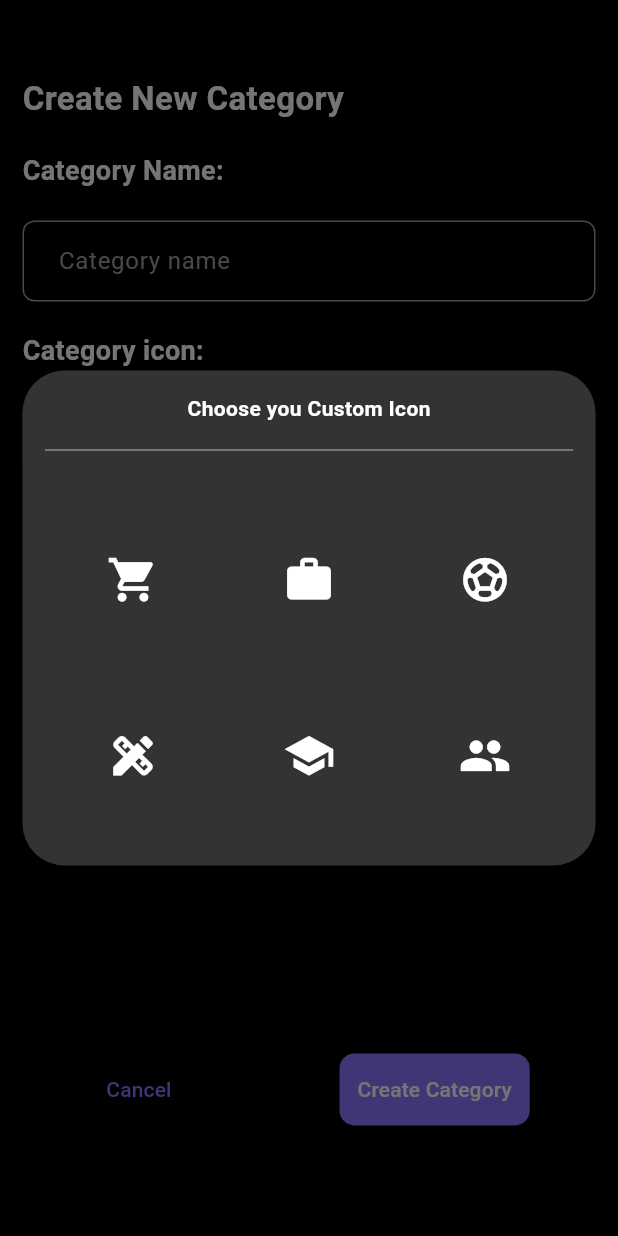
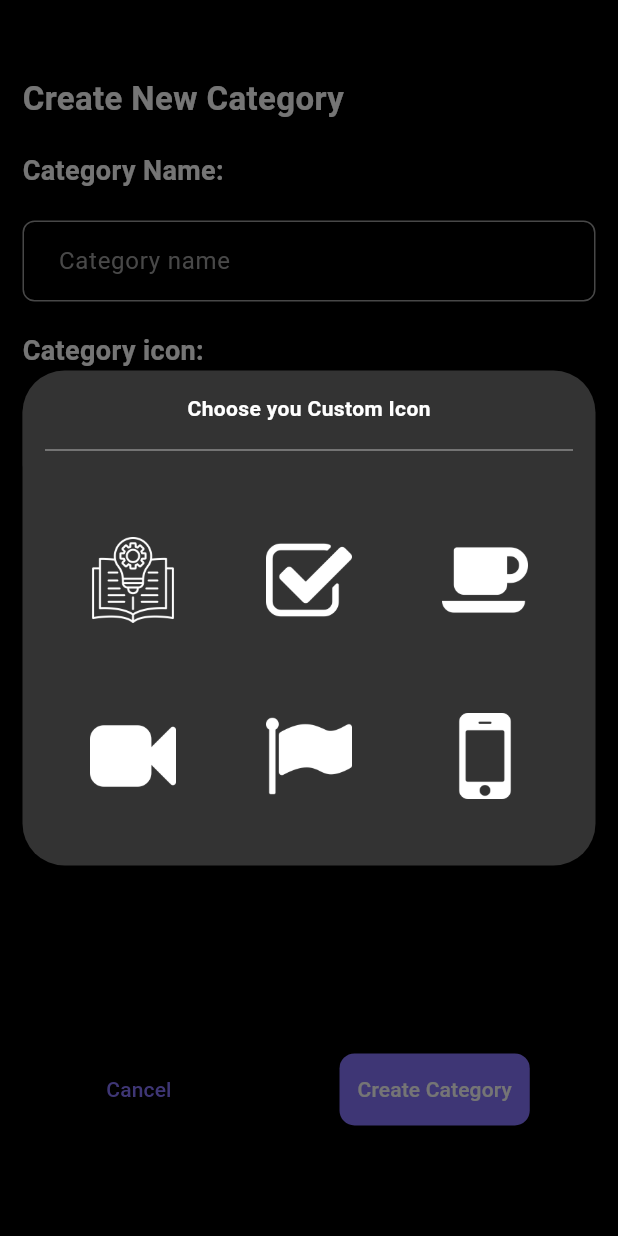
Before and after one commit to Osinmen/todolist, a Flutter app: the AddCategoryScreen screen opened directly, after a tap on "Choose icon from library", on a phone screen of 412 x 824 dp. Run offline on Flutter 3.47's test engine with Material 3 defaults, Android fonts, the phone set to English and light mode, and no system bars; our stand-ins replace cloud_firestore, firebase_auth, firebase_core, image_picker, smooth_page_indicator; accounts and stored records are empty.

Commit message:
another problem

```diff
--- a/lib/custom_classes/icon_class/icon_class.dart
+++ b/lib/custom_classes/icon_class/icon_class.dart
@@ -46,10 +46,19 @@ class IconClassLibrary {
                                 value.setSelectedIcon(value.icons[index]);
                                 Navigator.pop(context);
                               },
-                              child: Icon(
-                                value.icons[index],
-                                size: 35,
-                                color: Colors.white,
+                              child: Padding(
+                                padding: const EdgeInsets.all(30),
+                                child: SizedBox(
+                                  height: 20,
+                                  width: 20,
+                                  child: Image.asset(
+                                    fit: BoxFit.contain,
+                                    value.icons[index].toString(),
+                                    height: 10,
+                                    width: 10,
+                                    color: Colors.white,
+                                  ),
+                                ),
                               ),
                             );
                           },
--- a/lib/pages/add_category_screen.dart
+++ b/lib/pages/add_category_screen.dart
@@ -89,10 +89,11 @@ class _AddCategoryScreenState extends State<AddCategoryScreen> {
                                 borderRadius: BorderRadius.circular(6),
                                 color: AppColors.textPrimary,
                               ),
-                              child: Icon(
-                                value.selectedIcon,
+                              child: Image.asset(
+                                value.selectedIcon.toString(),
                                 color: Colors.white,
-                                size: 30,
+                                height: 30,
+                                width: 30,
                               ),
                             )
                           : const IconCategoryButton(),
@@ -171,7 +172,7 @@ class _AddCategoryScreenState extends State<AddCategoryScreen> {
                         context.read<CategoryProvider>().add(
                           CategoryModel(
                             name: controller.text.trim(),
-                            iconPath: selectedIcon != null ? selectedIcon.codePoint.toString() : "",
+                            iconPath: selectedIcon,
                             categoryColor: context
                                 .read<CategoryColorProvider>()
                                 .selectedColor!,
--- a/lib/providers/icon_provider.dart
+++ b/lib/providers/icon_provider.dart
@@ -1,44 +1,26 @@
 import 'package:flutter/material.dart';
+import 'package:todolist/gen/assets.gen.dart';
 
 class IconProvider extends ChangeNotifier{
 
-    final List<IconData> _icons = [
-    Icons.shopping_cart,
-    Icons.work,
-    Icons.sports_soccer,
-    Icons.design_services,
-    Icons.school,
-    Icons.people,
-    Icons.music_note,
-    Icons.health_and_safety,
-    Icons.movie,
-    Icons.home,
-    Icons.add,
-    Icons.book,
-    Icons.camera_alt,
-    Icons.computer,
-    Icons.fastfood,
-    Icons.flight,
-    Icons.directions_car,
-    Icons.pets,
-    Icons.phone,
-    Icons.wifi,
-    Icons.games,
-    Icons.chat,
-    Icons.fitness_center,
-    Icons.language,
-    Icons.nightlight,
-    Icons.palette,
-    Icons.favorite,
-    Icons.science,
-    Icons.lightbulb,
+  final List<String> _icons = [
+
+    Assets.userIcons.book.path,
+    Assets.userIcons.check.path,
+    Assets.userIcons.coffeeCupOnAPlateBlackSilhouettes.path,
+    Assets.userIcons.facetimeButton.path,
+    Assets.userIcons.flagBlackShape.path,
+    Assets.userIcons.mobilePhone.path,
+    Assets.userIcons.photoCamera.path,
+    Assets.userIcons.fighterJetSilhouette.path,
+    Assets.userIcons.speechBubblesCommentOption.path
   ];
-  List<IconData> get icons => _icons;
+  List<String> get icons => _icons;
 
-  IconData? _selectedIcon;
-  IconData? get selectedIcon => _selectedIcon;
+  String? _selectedIcon;
+  String? get selectedIcon => _selectedIcon;
 
-  void setSelectedIcon(IconData icon) {
+  void setSelectedIcon(String icon) {
     _selectedIcon = icon;
     notifyListeners();
   }
```
